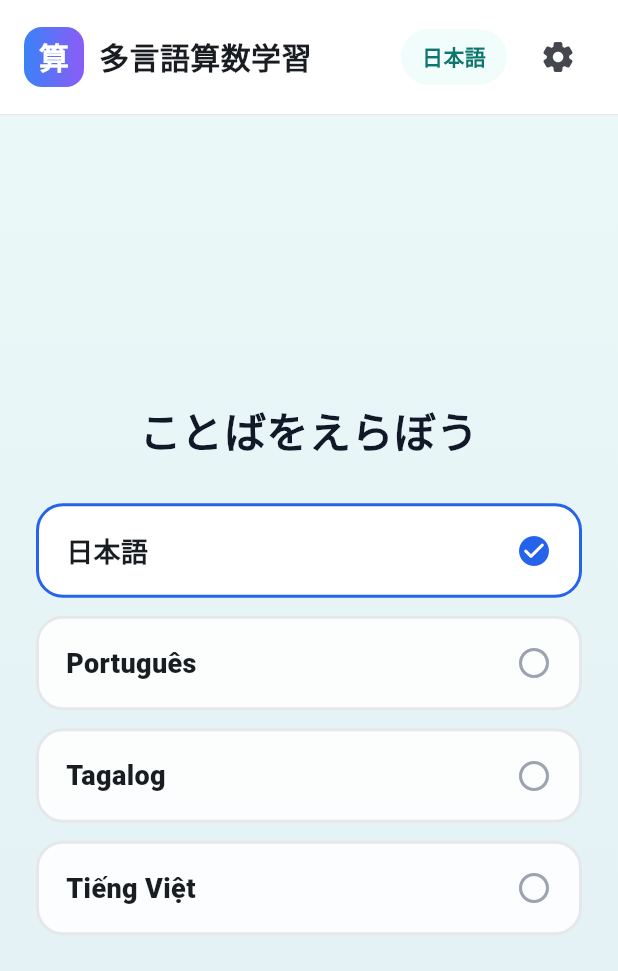
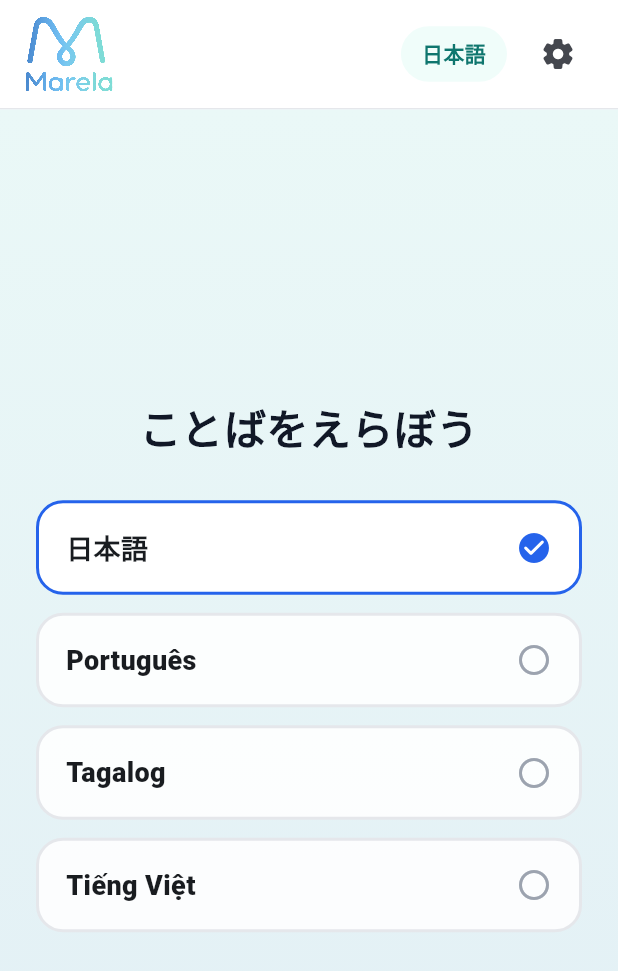
Before and after one commit to alex3333python/syuwa-study, a Flutter app: the screen it shows after launch, on a phone screen of 412 x 824 dp. Shown: the top 971 px of the screen. Run offline on Flutter 3.47's test engine with Material 3 defaults, Android fonts, the phone set to English and light mode, and no system bars; our stand-ins replace flutter_tts, shared_preferences, video_player; Roboto replaces fonts that are missing (GenInterfaceJP).

Commit message:
Replace the header brand mark with the Marela logo.
Co-authored-by: Noeru Sugiyama <alex3333python@users.noreply.github.com>

```diff
--- a/lib/main.dart
+++ b/lib/main.dart
@@ -35,7 +35,7 @@ class MyApp extends StatelessWidget {
   Widget build(BuildContext context) {
     return MaterialApp(
       debugShowCheckedModeBanner: false,
-      title: '多言語算数学習',
+      title: 'Marela',
       theme: ThemeData(
         colorScheme: ColorScheme.fromSeed(
           seedColor: const Color(0xFF0082FF),
--- a/lib/theme/app_colors.dart
+++ b/lib/theme/app_colors.dart
@@ -1,7 +1,13 @@
 import 'package:flutter/material.dart';
 
-/// 画面全体の薄い背景グラデーション（ターコイズ → マリンブルー）。
+/// Marela ブランドカラーと画面背景。
 class AppColors {
+  // Brand palette
+  static const Color brandBlue = Color(0xFF4A86C5);
+  static const Color brandSky = Color(0xFF6FB9E6);
+  static const Color brandTurquoise = Color(0xFF7FD6CF);
+  static const Color brandMist = Color(0xFFE6F0FA);
+
   /// まなぶ画面用（いまの濃さ）
   static const Color paleTurquoise = Color(0xFFD7F3F1);
   static const Color paleMarine = Color(0xFFC5DCE8);
@@ -9,6 +15,12 @@ class AppColors {
   /// ふくしゅう・レポートなど用（もう少し明度高め）
   static const Color lighterTurquoise = Color(0xFFEAF8F7);
   static const Color lighterMarine = Color(0xFFE2EFF5);
+
+  static const LinearGradient brandGradient = LinearGradient(
+    begin: Alignment.centerLeft,
+    end: Alignment.centerRight,
+    colors: [brandBlue, brandSky, brandTurquoise],
+  );
 
   static const LinearGradient mapBackgroundGradient = LinearGradient(
     begin: Alignment.topCenter,
--- a/lib/widgets/Header.dart
+++ b/lib/widgets/Header.dart
@@ -15,7 +15,7 @@ class Header extends StatelessWidget {
   @override
   Widget build(BuildContext context) {
     return Container(
-      padding: const EdgeInsets.symmetric(horizontal: 16, vertical: 14),
+      padding: const EdgeInsets.symmetric(horizontal: 16, vertical: 10),
       decoration: const BoxDecoration(
         color: Colors.white,
         border: Border(bottom: BorderSide(color: Color(0xFFE5E7EB))),
@@ -23,35 +23,7 @@ class Header extends StatelessWidget {
       child: Row(
         mainAxisAlignment: MainAxisAlignment.spaceBetween,
         children: [
-          Row(
-            children: [
-              Container(
-                width: 40,
-                height: 40,
-                decoration: BoxDecoration(
-                  borderRadius: BorderRadius.circular(12),
-                  gradient: const LinearGradient(
-                    colors: [Color(0xFF3B82F6), Color(0xFF8B5CF6)],
-                  ),
-                ),
-                child: const Center(
-                  child: Text(
-                    '算',
-                    style: TextStyle(
-                      color: Colors.white,
-                      fontSize: 20,
-                      fontWeight: FontWeight.bold,
-                    ),
-                  ),
-                ),
-              ),
-              const SizedBox(width: 10),
-              const Text(
-                '多言語算数学習',
-                style: TextStyle(fontSize: 20, fontWeight: FontWeight.bold),
-              ),
-            ],
-          ),
+          const _MarelaBrandMark(height: 52),
           Row(
             children: [
               Container(
@@ -86,3 +58,22 @@ class Header extends StatelessWidget {
     );
   }
 }
+
+class _MarelaBrandMark extends StatelessWidget {
+  final double height;
+
+  const _MarelaBrandMark({required this.height});
+
+  @override
+  Widget build(BuildContext context) {
+    return Semantics(
+      label: 'Marela',
+      child: Image.asset(
+        'assets/brand/marela_logo.png',
+        height: height,
+        fit: BoxFit.contain,
+        filterQuality: FilterQuality.high,
+      ),
+    );
+  }
+}
--- a/pubspec.yaml
+++ b/pubspec.yaml
@@ -62,6 +62,7 @@ flutter:
 
   assets:
     - assets/audio/
+    - assets/brand/
 
   fonts:
     - family: GenInterfaceJP
```
Also changed, not shown: assets/brand/marela_logo.png (added).
